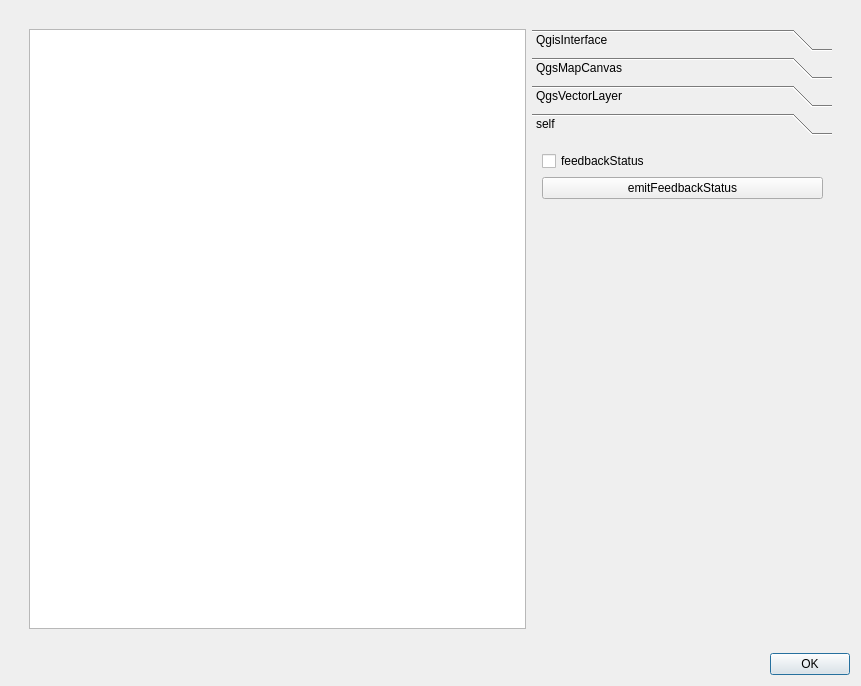
First picture: the form in examples/foss4g2011_example3_starter/ui_foss4g2011_example3_starter.ui, repository cugos/qgisworkshop_org, before the edit.
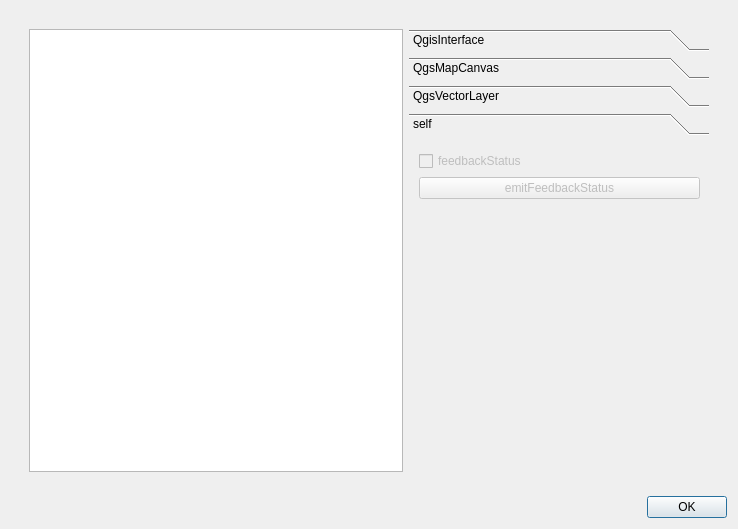
Second picture: the form after the edit. The open tabs and pages were chosen to show the change.

Commit message: Upading the example3 to have code commented out in the starter.  Also made the window smaller in both the sample and starter.  Also cleaned out an extra function.

```diff
--- a/examples/foss4g2011_example3_starter/ui_foss4g2011_example3_starter.ui
+++ b/examples/foss4g2011_example3_starter/ui_foss4g2011_example3_starter.ui
@@ -6,8 +6,8 @@
    <rect>
     <x>0</x>
     <y>0</y>
-    <width>861</width>
-    <height>686</height>
+    <width>738</width>
+    <height>529</height>
    </rect>
   </property>
   <property name="windowTitle">
@@ -204,6 +204,14 @@
                 </widget>
                </widget>
                <widget class="QWidget" name="page_4">
+                <property name="geometry">
+                 <rect>
+                  <x>0</x>
+                  <y>0</y>
+                  <width>300</width>
+                  <height>314</height>
+                 </rect>
+                </property>
                 <attribute name="label">
                  <string>self</string>
                 </attribute>
@@ -219,6 +227,9 @@
                  <layout class="QVBoxLayout" name="verticalLayout_5">
                   <item>
                    <widget class="QCheckBox" name="feedbackStatusCheckBox">
+                    <property name="enabled">
+                     <bool>false</bool>
+                    </property>
                     <property name="text">
                      <string>feedbackStatus</string>
                     </property>
@@ -226,6 +237,9 @@
                   </item>
                   <item>
                    <widget class="QPushButton" name="emitFeedbackStatusBtn">
+                    <property name="enabled">
+                     <bool>false</bool>
+                    </property>
                     <property name="text">
                      <string>emitFeedbackStatus</string>
                     </property>
```
Left out of the diff: 11 changed lines with no effect on the pictures. The commit also changes 3 other files.
